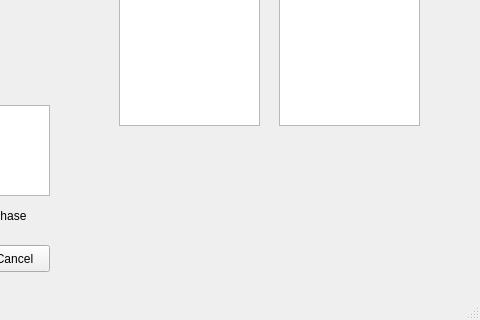
Qt form client/mainwindow.ui (Davidj361/cuTPS) before a commit; both pictures show x 342 to 822 and y 185 to 505 of the 822 by 505 pixel window.
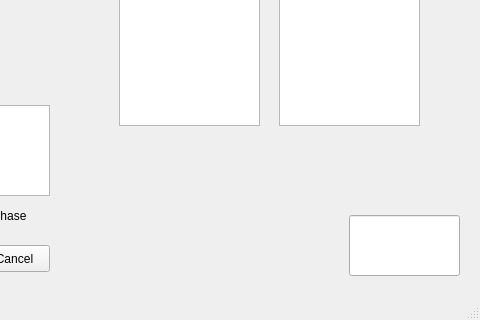
The same form after that commit. The open tabs and pages were chosen to show the change. Icons and pictures are not drawn.

Commit message: cid now properly set

The edit to the form file:
```diff
--- a/client/mainwindow.ui
+++ b/client/mainwindow.ui
@@ -2550,6 +2550,16 @@
          <string>Cancel</string>
         </property>
        </widget>
+       <widget class="QLineEdit" name="lineTextbookCid">
+        <property name="geometry">
+         <rect>
+          <x>680</x>
+          <y>370</y>
+          <width>111</width>
+          <height>61</height>
+         </rect>
+        </property>
+       </widget>
       </widget>
       <widget class="QWidget" name="ContentManageChapterForm">
        <widget class="QTextBrowser" name="lineChapterDescription">
```
Left out of the diff: 2 changed lines with no effect on the pictures. The commit also changes 1 other file.
